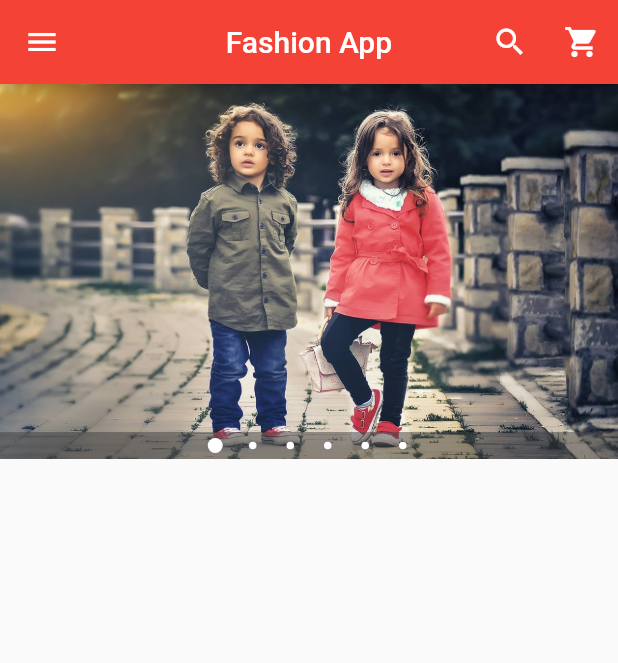
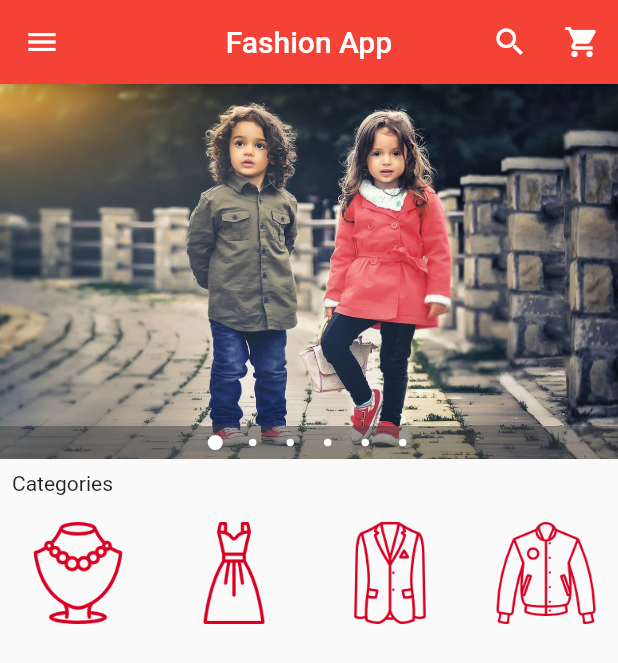
Before and after one commit to saurabhcool001/fashion, a Flutter app: the screen it shows after launch, on a phone screen of 412 x 824 dp. Shown: the top 663 px of the screen. Run offline on Flutter 3.47's test engine with Material 2 defaults, Android fonts, the phone set to English and light mode, and no system bars; drawn by our look-alikes of carousel_pro.

Commit message:
Fashion 8.0 Categories Horizontal Carousel Creation using Carousel Pro plugin

```diff
--- /dev/null
+++ b/lib/customClass/category_horizontal_listview.dart
@@ -0,0 +1,74 @@
+import 'package:flutter/material.dart';
+
+class CategoryHorizontalList extends StatelessWidget {
+  @override
+  Widget build(BuildContext context) {
+    return Container(
+      height: 80.0,
+      child: new ListView(
+        scrollDirection: Axis.horizontal,
+        children: <Widget>[
+          Category(
+            imageLocation: 'images/cats/accessories.png',
+            imageCaption: 'Accessories',
+          ),
+          Category(
+            imageLocation: 'images/cats/dress.png',
+            imageCaption: 'Dress',
+          ),
+          Category(
+            imageLocation: 'images/cats/formal.png',
+            imageCaption: 'Formal',
+          ),
+          Category(
+            imageLocation: 'images/cats/informal.png',
+            imageCaption: 'Informal',
+          ),
+          Category(
+            imageLocation: 'images/cats/jeans.png',
+            imageCaption: 'Jeans',
+          ),
+          Category(
+            imageLocation: 'images/cats/shoe.png',
+            imageCaption: 'Shoe',
+          ),
+          Category(
+            imageLocation: 'images/cats/tshirt.png',
+            imageCaption: 'Shirt',
+          ),
+        ],
+      ),
+    );
+  }
+}
+
+class Category extends StatelessWidget {
+  final String imageLocation;
+  final String imageCaption;
+
+  const Category({this.imageLocation, this.imageCaption});
+
+  @override
+  Widget build(BuildContext context) {
+    return Padding(
+      padding: EdgeInsets.all(2.0),
+      child: InkWell(
+        onTap: () {},
+        child: new Container(
+          width: 100.0,
+          child: new ListTile(
+            title: Image.asset(
+              imageLocation,
+              width: 100.0,
+              height: 80.0,
+            ),
+            subtitle: new Container(
+              alignment: Alignment.topCenter,
+              child: Text(imageCaption, style: TextStyle(fontSize: 8.0),),
+            ),
+          ),
+        ),
+      ),
+    );
+  }
+}
--- a/lib/home.dart
+++ b/lib/customClass/home.dart
@@ -1,5 +1,8 @@
 import 'package:flutter/material.dart';
 import 'package:carousel_pro/carousel_pro.dart';
+
+//Custom Package
+import 'package:fashion/customClass/category_horizontal_listview.dart';
 
 class HomePage extends StatefulWidget {
   @override
@@ -25,7 +28,7 @@ class _HomePageState extends State<HomePage> {
         animationCurve: Curves.fastOutSlowIn,
         autoplayDuration: Duration(milliseconds: 1000),
         dotSize: 5.0,
-        indicatorBgPadding: 4.0,
+        indicatorBgPadding: 6.0,
       ),
     );
 
@@ -115,7 +118,16 @@ class _HomePageState extends State<HomePage> {
         ),
         body: new ListView(
           children: <Widget>[
-            imageCarousel
+            //Image Carousel
+            imageCarousel,
+
+            new Padding(padding: const EdgeInsets.all(8.0),
+              child: new Text("Categories"),
+            ),
+
+            //Category List in Horizontal
+            CategoryHorizontalList(),
+
           ],
         ));
   }
--- a/lib/main.dart
+++ b/lib/main.dart
@@ -1,5 +1,7 @@
 import 'package:flutter/material.dart';
-import 'package:fashion/home.dart';
+
+//Custome Package
+import 'package:fashion/customClass//home.dart';
 
 void main() {
   runApp(
```
Also changed, not shown: pubspec.yaml (+7 -0 lines).
